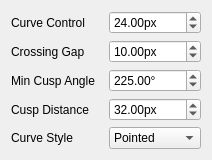
Above: src/dialogs/node_style_form.ui from mbasaglia/Knotter before the change. Below: the same form after it.
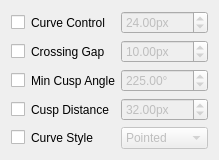
That is the form after the change.

Commit message: Single node settings to default

Diff of the .ui file:
```diff
--- a/src/dialogs/node_style_form.ui
+++ b/src/dialogs/node_style_form.ui
@@ -6,20 +6,23 @@
    <rect>
     <x>0</x>
     <y>0</y>
-    <width>212</width>
+    <width>214</width>
     <height>141</height>
    </rect>
   </property>
   <layout class="QGridLayout" name="gridLayout">
-   <item row="0" column="0">
+   <item row="0" column="1">
     <widget class="QLabel" name="label_5">
      <property name="text">
       <string>Curve Control</string>
      </property>
     </widget>
    </item>
-   <item row="0" column="1">
+   <item row="0" column="2">
     <widget class="QDoubleSpinBox" name="handle_length_spinner">
+     <property name="enabled">
+      <bool>false</bool>
+     </property>
      <property name="suffix">
       <string>px</string>
      </property>
@@ -31,15 +34,18 @@
      </property>
     </widget>
    </item>
-   <item row="1" column="0">
+   <item row="1" column="1">
     <widget class="QLabel" name="label_8">
      <property name="text">
       <string>Crossing Gap</string>
      </property>
     </widget>
    </item>
-   <item row="1" column="1">
+   <item row="1" column="2">
     <widget class="QDoubleSpinBox" name="crossing_gap_spinner">
+     <property name="enabled">
+      <bool>false</bool>
+     </property>
      <property name="suffix">
       <string>px</string>
      </property>
@@ -51,15 +57,18 @@
      </property>
     </widget>
    </item>
-   <item row="2" column="0">
+   <item row="2" column="1">
     <widget class="QLabel" name="label_6">
      <property name="text">
       <string>Min Cusp Angle</string>
      </property>
     </widget>
    </item>
-   <item row="2" column="1">
+   <item row="2" column="2">
     <widget class="QDoubleSpinBox" name="cusp_angle_spinner">
+     <property name="enabled">
+      <bool>false</bool>
+     </property>
      <property name="suffix">
       <string>°</string>
      </property>
@@ -74,15 +83,18 @@
      </property>
     </widget>
    </item>
-   <item row="3" column="0">
+   <item row="3" column="1">
     <widget class="QLabel" name="label">
      <property name="text">
       <string>Cusp Distance</string>
      </property>
     </widget>
    </item>
-   <item row="3" column="1">
+   <item row="3" column="2">
     <widget class="QDoubleSpinBox" name="cusp_distance_spinner">
+     <property name="enabled">
+      <bool>false</bool>
+     </property>
      <property name="suffix">
       <string>px</string>
      </property>
@@ -97,15 +109,18 @@
      </property>
     </widget>
    </item>
-   <item row="4" column="0">
+   <item row="4" column="1">
     <widget class="QLabel" name="label_7">
      <property name="text">
       <string>Curve Style</string>
      </property>
     </widget>
    </item>
-   <item row="4" column="1">
+   <item row="4" column="2">
     <widget class="QComboBox" name="style_combo">
+     <property name="enabled">
+      <bool>false</bool>
+     </property>
      <item>
       <property name="text">
        <string>Pointed</string>
@@ -128,6 +143,41 @@
      </item>
     </widget>
    </item>
+   <item row="0" column="0">
+    <widget class="QCheckBox" name="handle_length_check">
+     <property name="text">
+      <string/>
+     </property>
+    </widget>
+   </item>
+   <item row="1" column="0">
+    <widget class="QCheckBox" name="crossing_gap_check">
+     <property name="text">
+      <string/>
+     </property>
+    </widget>
+   </item>
+   <item row="2" column="0">
+    <widget class="QCheckBox" name="cusp_angle_check">
+     <property name="text">
+      <string/>
+     </property>
+    </widget>
+   </item>
+   <item row="3" column="0">
+    <widget class="QCheckBox" name="cusp_distance_check">
+     <property name="text">
+      <string/>
+     </property>
+    </widget>
+   </item>
+   <item row="4" column="0">
+    <widget class="QCheckBox" name="style_check">
+     <property name="text">
+      <string/>
+     </property>
+    </widget>
+   </item>
   </layout>
  </widget>
  <resources/>
```
Left out of the diff: 82 changed lines with no effect on the pictures. The commit also changes 35 other files.
